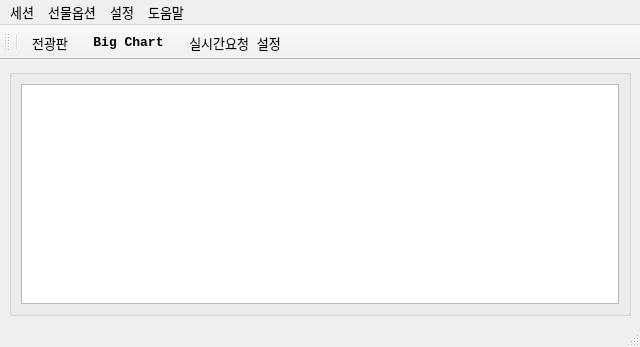
skygoldfish/SkyBot, file UI/skybot_cm.ui: the form before one commit.
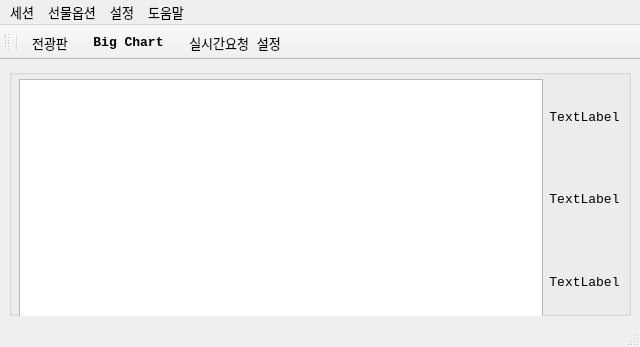
The form after the commit. Icons and pictures are not drawn.

Patch:
```diff
--- a/UI/skybot_cm.ui
+++ b/UI/skybot_cm.ui
@@ -30,11 +30,55 @@
       <property name="title">
        <string/>
       </property>
-      <layout class="QHBoxLayout" name="horizontalLayout">
-       <item>
-        <widget class="QTextBrowser" name="textBrowser"/>
-       </item>
-      </layout>
+      <widget class="QWidget" name="">
+       <property name="geometry">
+        <rect>
+         <x>10</x>
+         <y>10</y>
+         <width>601</width>
+         <height>241</height>
+        </rect>
+       </property>
+       <layout class="QHBoxLayout" name="horizontalLayout">
+        <item>
+         <widget class="QTextBrowser" name="textBrowser"/>
+        </item>
+        <item>
+         <layout class="QVBoxLayout" name="verticalLayout">
+          <item>
+           <widget class="QLabel" name="label_1st">
+            <property name="text">
+             <string>TextLabel</string>
+            </property>
+            <property name="alignment">
+             <set>Qt::AlignCenter</set>
+            </property>
+           </widget>
+          </item>
+          <item>
+           <widget class="QLabel" name="label_2nd">
+            <property name="text">
+             <string>TextLabel</string>
+            </property>
+            <property name="alignment">
+             <set>Qt::AlignCenter</set>
+            </property>
+           </widget>
+          </item>
+          <item>
+           <widget class="QLabel" name="label_3rd">
+            <property name="text">
+             <string>TextLabel</string>
+            </property>
+            <property name="alignment">
+             <set>Qt::AlignCenter</set>
+            </property>
+           </widget>
+          </item>
+         </layout>
+        </item>
+       </layout>
+      </widget>
      </widget>
     </item>
    </layout>
```
